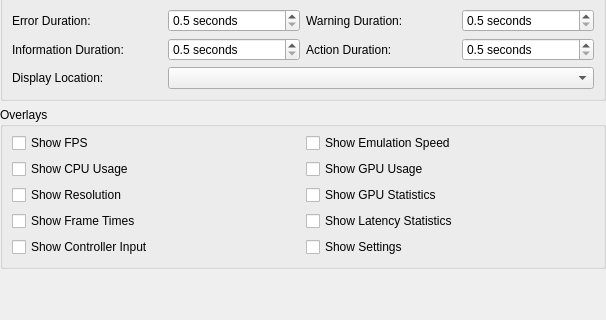
Qt form src/duckstation-qt/osdsettingswidget.ui (stenzek/duckstation) before a commit; both pictures show x 0 to 606 and y 227 to 547 of the 606 by 547 pixel window.
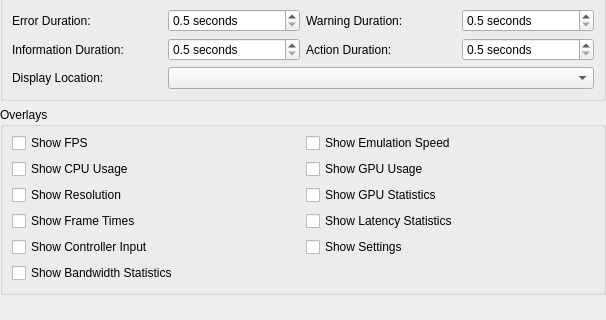
The same form after that commit.

Commit message:
GPU: Add VRAM bandwidth and render/fill-rate statistics
Add a 'Show Bandwidth Statistics' OSD option that displays per-frame
VRAM memory bandwidth (writes, readbacks, copies, display extraction)
and rendering fill-rate (total shaded pixels and textured shaded
pixels), to help diagnose performance bottlenecks on low-bandwidth
SoCs such as the Allwinner H700 (panfrost).

Diff of the .ui file:
```diff
--- a/src/duckstation-qt/osdsettingswidget.ui
+++ b/src/duckstation-qt/osdsettingswidget.ui
@@ -331,6 +331,13 @@
           </property>
          </widget>
         </item>
+        <item row="5" column="0">
+         <widget class="QCheckBox" name="showBandwidthStatistics">
+          <property name="text">
+           <string>Show Bandwidth Statistics</string>
+          </property>
+         </widget>
+        </item>
        </layout>
       </item>
      </layout>
```
The commit also changes 9 other files.
